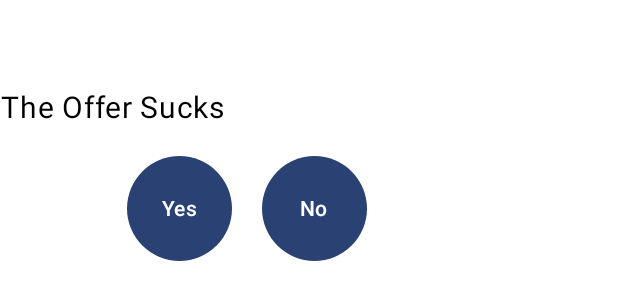
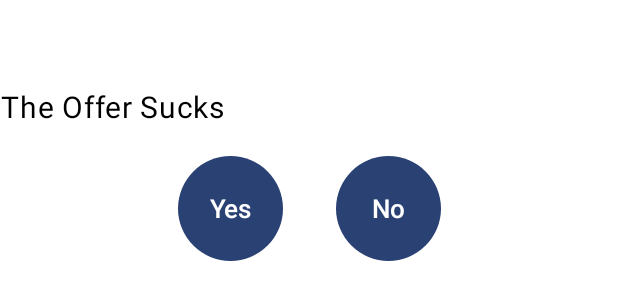
Before and after one commit to calvinc-org-10/BankerCheats, an Android app built with Jetpack Compose: the @Preview function OfferScreenPreview, on a phone screen of 412 x 824 dp. Shown: the top 300 px of the screen. Run offline under Robolectric (Android 15) with nearby library versions, the light colour scheme and no system bars.

Commit message:
Clean up TTS, minor code tweaks

```diff
--- a/app/src/main/java/com/calvinc/dond5/DONDGlobals.kt
+++ b/app/src/main/java/com/calvinc/dond5/DONDGlobals.kt
@@ -31,7 +31,6 @@ object DONDGlobals {
     @JvmField
     var offerMoney: Long = 0
     @JvmField
-    var SplashDone = false
     var CalvinCheat = false
     var tmpCheatBox: Int = 0
 
--- a/app/src/main/java/com/calvinc/dond5/DONDScreens.kt
+++ b/app/src/main/java/com/calvinc/dond5/DONDScreens.kt
@@ -1,5 +1,6 @@
 package com.calvinc.dond5
 
+import android.speech.tts.TextToSpeech
 import android.widget.Button
 import androidx.compose.foundation.Image
 import androidx.compose.foundation.layout.Arrangement
@@ -43,7 +44,6 @@ import androidx.compose.ui.window.DialogProperties
 import com.calvinc.dond5.DONDGlobals.Amount
 import com.calvinc.dond5.DONDGlobals.CalvinCheat
 import com.calvinc.dond5.DONDGlobals.DONDUtter
-import com.calvinc.dond5.DONDGlobals.SplashDone
 import com.calvinc.dond5.DONDGlobals.hostWordFontSize
 import com.calvinc.dond5.DONDGlobals.intMyBox
 import com.calvinc.dond5.DONDGlobals.nBoxes
@@ -61,7 +61,6 @@ object DONDScreens {
         LaunchedEffect(key1 = Unit) {
             delay(SPLASH_DELAY)
             showSplash = false
-            SplashDone = true
         }
 
         Column(
@@ -124,7 +123,7 @@ object DONDScreens {
                 text = hostWords,
                 fontSize = hostWordFontSize.sp
             )
-            DONDUtter(hostWords)
+            DONDUtter(hostWords,TextToSpeech.QUEUE_FLUSH)
             Spacer(modifier = Modifier.height(12.dp))
             for (row in 1 until nBoxes step cpr) {
                 Row {
@@ -350,6 +349,9 @@ object DONDScreens {
         theOffer: String,
         playerAnswer: (Boolean) -> Unit
     ) {
+        val buttonWid = 70
+        val fontSizeAnswer = buttonWid/4
+        val spaceBetweenAnswers = buttonWid/2
         Column(
             modifier = Modifier.fillMaxWidth(),
             verticalArrangement = Arrangement.Center,
@@ -363,13 +365,12 @@ object DONDScreens {
             )
             Spacer(modifier = Modifier.height(20.dp))
             Row(
-                modifier = Modifier.fillMaxWidth(.8f),
+                modifier = Modifier.fillMaxWidth(),
                 horizontalArrangement = Arrangement.Center
             ) {
-                val buttonWid = 70.dp
                 Button(
                     onClick = { playerAnswer(true) },
-                    modifier = Modifier.size(buttonWid),
+                    modifier = Modifier.size(buttonWid.dp),
                     contentPadding = PaddingValues(
                         start = 4.dp,
                         top = 4.dp,
@@ -378,12 +379,12 @@ object DONDScreens {
                     ),
                 )
                 {
-                    Text(stringResource(id = R.string.DONDYes), fontSize = 14.sp)
+                    Text(stringResource(id = R.string.DONDYes), fontSize = fontSizeAnswer.sp)
                 }
-                Spacer(modifier = Modifier.width(20.dp))
+                Spacer(modifier = Modifier.width(spaceBetweenAnswers.dp))
                 Button(
                     onClick = { playerAnswer(false) },
-                    modifier = Modifier.size(buttonWid),
+                    modifier = Modifier.size(buttonWid.dp),
                     contentPadding = PaddingValues(
                         start = 4.dp,
                         top = 4.dp,
@@ -392,7 +393,7 @@ object DONDScreens {
                     ),
                 )
                 {
-                    Text(stringResource(id = R.string.DONDNo), fontSize = 14.sp)
+                    Text(stringResource(id = R.string.DONDNo), fontSize = fontSizeAnswer.sp)
                 }
             }
         }
```
Also changed, not shown: app/src/main/java/com/calvinc/dond5/MainActivity.kt (+8 -1 lines).
